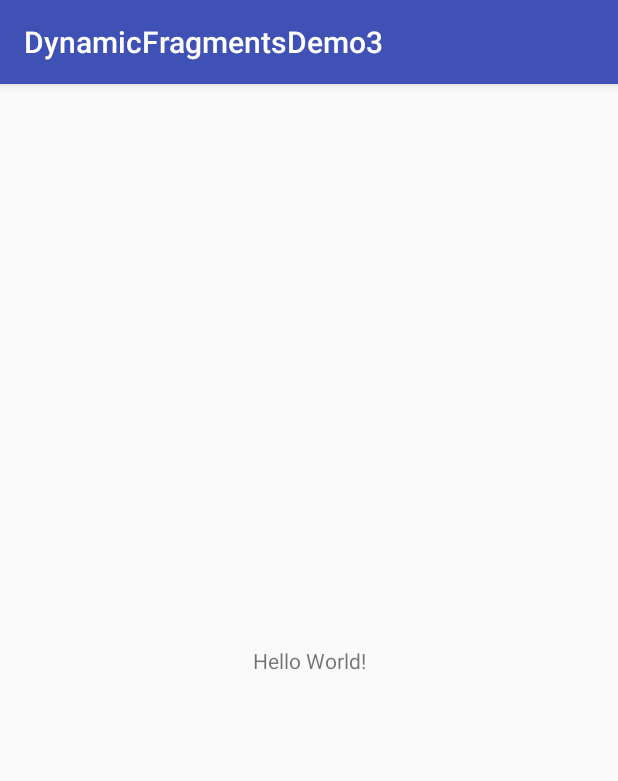
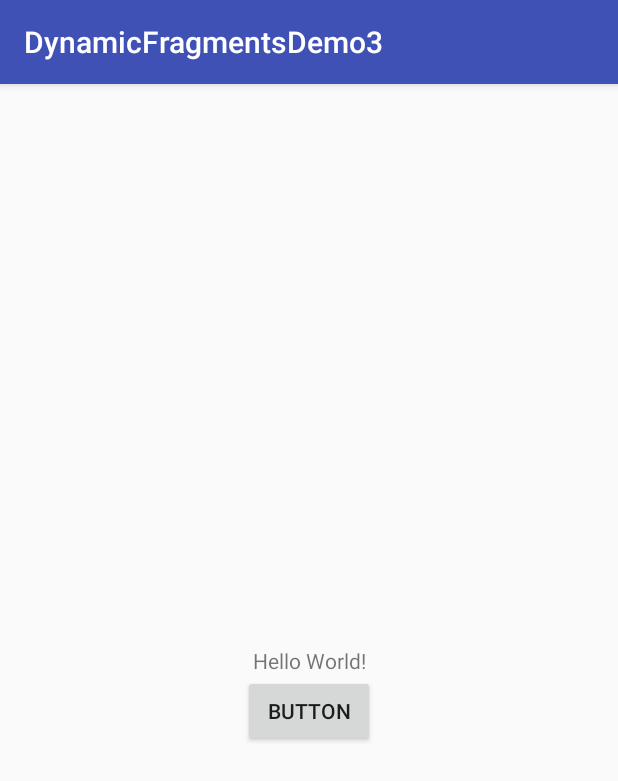
Before and after one commit to mjl1010/DynamicFragmentsDemo3, an Android app: the screen it shows after launch (MainActivity), on a phone screen of 412 x 824 dp. Shown: the top 781 px of the screen. Run offline under Robolectric (Android 15) with nearby library versions, the phone set to English and light mode, and no system bars.

Commit message:
Added button and framelayout

```diff
--- a/app/src/main/res/layout/activity_main.xml
+++ b/app/src/main/res/layout/activity_main.xml
@@ -13,6 +13,43 @@
         app:layout_constraintBottom_toBottomOf="parent"
         app:layout_constraintLeft_toLeftOf="parent"
         app:layout_constraintRight_toRightOf="parent"
-        app:layout_constraintTop_toTopOf="parent" />
+        app:layout_constraintTop_toTopOf="parent"
+        tools:layout_constraintTop_creator="1"
+        tools:layout_constraintRight_creator="1"
+        tools:layout_constraintBottom_creator="1"
+        tools:layout_constraintLeft_creator="1"
+        android:id="@+id/textView" />
+
+    <Button
+        android:id="@+id/button"
+        android:layout_width="wrap_content"
+        android:layout_height="wrap_content"
+        android:text="Button"
+        tools:layout_constraintTop_creator="1"
+        tools:layout_constraintRight_creator="1"
+        app:layout_constraintRight_toRightOf="parent"
+        app:layout_constraintTop_toBottomOf="@+id/textView"
+        tools:layout_constraintLeft_creator="1"
+        app:layout_constraintLeft_toLeftOf="parent" />
+
+    <FrameLayout
+        android:layout_width="0dp"
+        android:layout_height="0dp"
+        app:layout_constraintRight_toLeftOf="@+id/button"
+        tools:layout_constraintTop_creator="1"
+        tools:layout_constraintRight_creator="1"
+        tools:layout_constraintBottom_creator="1"
+        app:layout_constraintBottom_toBottomOf="parent"
+        android:layout_marginStart="8dp"
+        android:layout_marginEnd="8dp"
+        android:layout_marginTop="8dp"
+        tools:layout_constraintLeft_creator="1"
+        android:layout_marginBottom="8dp"
+        app:layout_constraintLeft_toLeftOf="parent"
+        app:layout_constraintTop_toTopOf="parent"
+        app:layout_constraintHorizontal_bias="1.0"
+        app:layout_constraintVertical_bias="0.0">
+
+    </FrameLayout>
 
 </android.support.constraint.ConstraintLayout>
```
